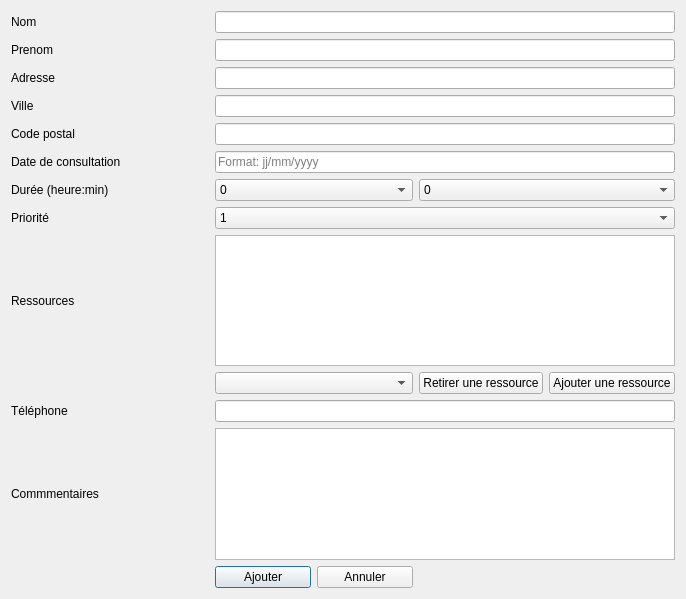
First picture: the form in PatientForm.ui, repository Kurond/Projet_Qt, before the edit.
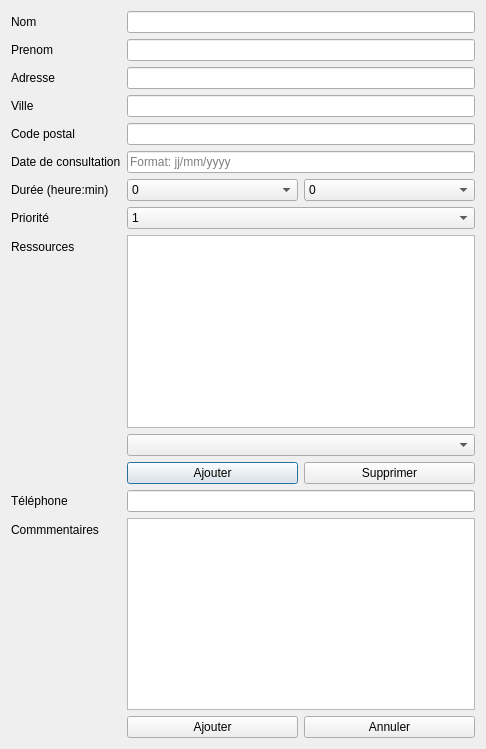
Second picture: the form after the edit.

```diff
--- a/PatientForm.ui
+++ b/PatientForm.ui
@@ -6,33 +6,35 @@
    <rect>
     <x>0</x>
     <y>0</y>
-    <width>686</width>
-    <height>599</height>
+    <width>486</width>
+    <height>749</height>
    </rect>
   </property>
+  <property name="sizePolicy">
+   <sizepolicy hsizetype="Minimum" vsizetype="Minimum">
+    <horstretch>0</horstretch>
+    <verstretch>0</verstretch>
+   </sizepolicy>
+  </property>
   <property name="windowTitle">
    <string>Dialog</string>
   </property>
-  <layout class="QGridLayout" name="gridLayout_2">
+  <layout class="QFormLayout" name="formLayout">
+   <item row="0" column="0" colspan="2">
+    <layout class="QFormLayout" name="formLayout_2">
+     <item row="0" column="0">
+      <widget class="QLabel" name="label">
+       <property name="text">
+        <string>Nom</string>
+       </property>
+      </widget>
+     </item>
    <item row="0" column="1">
-    <layout class="QGridLayout" name="gridLayout_3">
-     <item row="13" column="2">
-      <layout class="QHBoxLayout" name="horizontalLayout">
-       <item>
-        <widget class="QPushButton" name="addButton">
-         <property name="text">
-          <string>Ajouter</string>
-         </property>
-        </widget>
-       </item>
-       <item>
-        <widget class="QPushButton" name="cancelButton">
-         <property name="text">
-          <string>Annuler</string>
-         </property>
-        </widget>
-       </item>
-      </layout>
+      <widget class="QLineEdit" name="lastnameLineEdit">
+       <property name="placeholderText">
+        <string/>
+       </property>
+      </widget>
      </item>
      <item row="1" column="0">
       <widget class="QLabel" name="label_2">
@@ -41,58 +43,10 @@
        </property>
       </widget>
      </item>
-     <item row="0" column="0">
-      <widget class="QLabel" name="label">
-       <property name="text">
-        <string>Nom</string>
-       </property>
-      </widget>
-     </item>
-     <item row="6" column="2">
-      <widget class="QComboBox" name="hoursDurationComboBox">
-       <item>
-        <property name="text">
-         <string>0</string>
-        </property>
-       </item>
-       <item>
-        <property name="text">
-         <string>1</string>
-        </property>
-       </item>
-       <item>
-        <property name="text">
-         <string>2</string>
-        </property>
-       </item>
-       <item>
-        <property name="text">
-         <string>3</string>
-        </property>
-       </item>
-       <item>
-        <property name="text">
-         <string>4</string>
-        </property>
-       </item>
-       <item>
-        <property name="text">
-         <string>5</string>
-        </property>
-       </item>
-      </widget>
-     </item>
-     <item row="7" column="0">
-      <widget class="QLabel" name="label_11">
-       <property name="text">
-        <string>Priorité</string>
-       </property>
-      </widget>
-     </item>
-     <item row="4" column="0">
-      <widget class="QLabel" name="label_4">
-       <property name="text">
-        <string>Code postal</string>
+     <item row="1" column="1">
+      <widget class="QLineEdit" name="firstnameLineEdit">
+       <property name="placeholderText">
+        <string/>
        </property>
       </widget>
      </item>
@@ -103,29 +57,8 @@
        </property>
       </widget>
      </item>
-     <item row="5" column="0">
-      <widget class="QLabel" name="label_5">
-       <property name="text">
-        <string>Date de consultation</string>
-       </property>
-      </widget>
-     </item>
-     <item row="12" column="0">
-      <widget class="QLabel" name="label_8">
-       <property name="text">
-        <string>Commmentaires</string>
-       </property>
-      </widget>
-     </item>
-     <item row="8" column="0">
-      <widget class="QLabel" name="label_7">
-       <property name="text">
-        <string>Ressources</string>
-       </property>
-      </widget>
-     </item>
-     <item row="12" column="2" colspan="2">
-      <widget class="QTextEdit" name="commentTextEdit"/>
+     <item row="2" column="1">
+      <widget class="QLineEdit" name="addressLineEdit"/>
      </item>
      <item row="3" column="0">
       <widget class="QLabel" name="label_10">
@@ -134,14 +67,80 @@
        </property>
       </widget>
      </item>
-     <item row="9" column="2">
-      <layout class="QHBoxLayout" name="horizontalLayout_2">
+     <item row="3" column="1">
+      <widget class="QLineEdit" name="cityLineEdit"/>
+     </item>
+     <item row="4" column="0">
+      <widget class="QLabel" name="label_4">
+       <property name="text">
+        <string>Code postal</string>
+       </property>
+      </widget>
+     </item>
+     <item row="4" column="1">
+      <widget class="QLineEdit" name="postalCodeLineEdit"/>
+     </item>
+     <item row="5" column="0">
+      <widget class="QLabel" name="label_5">
+       <property name="text">
+        <string>Date de consultation</string>
+       </property>
+      </widget>
+     </item>
+     <item row="5" column="1">
+      <widget class="QLineEdit" name="consultationDateLineEdit">
+       <property name="text">
+        <string/>
+       </property>
+       <property name="placeholderText">
+        <string>Format: jj/mm/yyyy</string>
+       </property>
+      </widget>
+     </item>
+     <item row="6" column="0">
+      <widget class="QLabel" name="label_6">
+       <property name="text">
+        <string>Durée (heure:min)</string>
+       </property>
+      </widget>
+     </item>
+     <item row="6" column="1">
+      <layout class="QHBoxLayout" name="horizontalLayout_6">
        <item>
-        <widget class="QComboBox" name="ressourceComboBox"/>
-       </item>
-      </layout>
-     </item>
-     <item row="6" column="3">
+        <widget class="QComboBox" name="hoursDurationComboBox">
+         <item>
+          <property name="text">
+           <string>0</string>
+          </property>
+         </item>
+         <item>
+          <property name="text">
+           <string>1</string>
+          </property>
+         </item>
+         <item>
+          <property name="text">
+           <string>2</string>
+          </property>
+         </item>
+         <item>
+          <property name="text">
+           <string>3</string>
+          </property>
+         </item>
+         <item>
+          <property name="text">
+           <string>4</string>
+          </property>
+         </item>
+         <item>
+          <property name="text">
+           <string>5</string>
+          </property>
+         </item>
+        </widget>
+       </item>
+       <item>
       <widget class="QComboBox" name="minsDurationComboBox">
        <item>
         <property name="text">
@@ -205,44 +204,16 @@
        </item>
       </widget>
      </item>
-     <item row="11" column="0">
-      <widget class="QLabel" name="label_9">
-       <property name="text">
-        <string>Téléphone</string>
-       </property>
-      </widget>
+      </layout>
      </item>
-     <item row="6" column="0">
-      <widget class="QLabel" name="label_6">
+     <item row="7" column="0">
+      <widget class="QLabel" name="label_11">
        <property name="text">
-        <string>Durée (heure:min)</string>
+        <string>Priorité</string>
        </property>
       </widget>
      </item>
-     <item row="0" column="2" colspan="2">
-      <widget class="QLineEdit" name="lastnameLineEdit">
-       <property name="placeholderText">
-        <string/>
-       </property>
-      </widget>
-     </item>
-     <item row="2" column="2" colspan="2">
-      <widget class="QLineEdit" name="addressLineEdit"/>
-     </item>
-     <item row="1" column="2" colspan="2">
-      <widget class="QLineEdit" name="firstnameLineEdit">
-       <property name="placeholderText">
-        <string/>
-       </property>
-      </widget>
-     </item>
-     <item row="3" column="2" colspan="2">
-      <widget class="QLineEdit" name="cityLineEdit"/>
-     </item>
-     <item row="4" column="2" colspan="2">
-      <widget class="QLineEdit" name="postalCodeLineEdit"/>
-     </item>
-     <item row="7" column="2" colspan="2">
+     <item row="7" column="1">
       <widget class="QComboBox" name="priorityComboBox">
        <item>
         <property name="text">
@@ -271,38 +242,77 @@
        </item>
       </widget>
      </item>
-     <item row="5" column="2" colspan="2">
-      <widget class="QLineEdit" name="consultationDateLineEdit">
+     <item row="8" column="0">
+      <widget class="QLabel" name="label_7">
        <property name="text">
-        <string/>
-       </property>
-       <property name="placeholderText">
-        <string>Format: jj/mm/yyyy</string>
+        <string>Ressources</string>
        </property>
       </widget>
      </item>
-     <item row="8" column="2" colspan="2">
+     <item row="8" column="1">
       <widget class="QTableWidget" name="tableWidget"/>
      </item>
-     <item row="11" column="2" colspan="2">
-      <widget class="QLineEdit" name="phoneLineEdit"/>
-     </item>
-     <item row="9" column="3">
+     <item row="9" column="1">
+      <layout class="QHBoxLayout" name="horizontalLayout_2">
+       <item>
+        <widget class="QComboBox" name="ressourceComboBox"/>
+       </item>
+      </layout>
+     </item>
+     <item row="10" column="1">
       <layout class="QHBoxLayout" name="horizontalLayout_4">
+       <item>
+        <widget class="QPushButton" name="addRessourceButton">
+         <property name="text">
+          <string>Ajouter</string>
+         </property>
+        </widget>
+       </item>
        <item>
         <widget class="QPushButton" name="removeRessourceButton">
          <property name="cursor">
           <cursorShape>ArrowCursor</cursorShape>
          </property>
          <property name="text">
-          <string>Retirer une ressource</string>
+          <string>Supprimer</string>
          </property>
         </widget>
        </item>
+      </layout>
+     </item>
+     <item row="11" column="0">
+      <widget class="QLabel" name="label_9">
+       <property name="text">
+        <string>Téléphone</string>
+       </property>
+      </widget>
+     </item>
+     <item row="11" column="1">
+      <widget class="QLineEdit" name="phoneLineEdit"/>
+     </item>
+     <item row="12" column="0">
+      <widget class="QLabel" name="label_8">
+       <property name="text">
+        <string>Commmentaires</string>
+       </property>
+      </widget>
+     </item>
+     <item row="12" column="1">
+      <widget class="QTextEdit" name="commentTextEdit"/>
+     </item>
+     <item row="13" column="1">
+      <layout class="QHBoxLayout" name="horizontalLayout">
        <item>
-        <widget class="QPushButton" name="addRessourceButton">
+        <widget class="QPushButton" name="addButton">
          <property name="text">
-          <string>Ajouter une ressource</string>
+          <string>Ajouter</string>
+         </property>
+        </widget>
+       </item>
+       <item>
+        <widget class="QPushButton" name="cancelButton">
+         <property name="text">
+          <string>Annuler</string>
          </property>
         </widget>
        </item>
```
Lines whose indentation alone changed are shown as unchanged.
